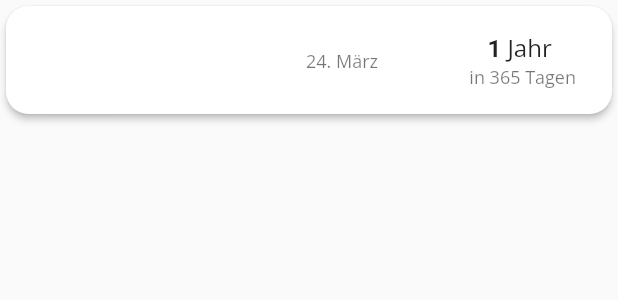
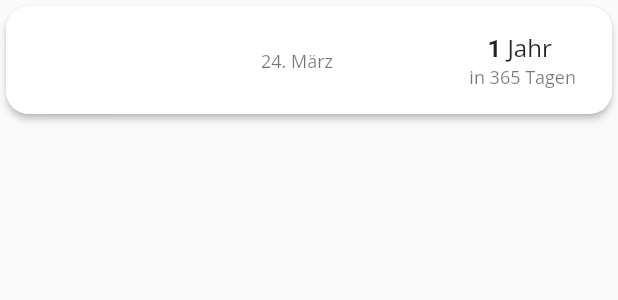
Before and after one commit to coodoo-io/geburtstags-app, a Flutter app: the BirthdayCard widget shown alone on an empty page, opened directly with empty values, on a phone screen of 412 x 824 dp. Shown: the top 300 px of the screen. Run offline on Flutter 3.47's test engine with Material 2 defaults, Android fonts, the phone set to English and light mode, and no system bars; our stand-ins replace google_fonts; missing offline and left inert: ms_undraw.

Commit message:
Feature: Theming

```diff
--- a/lib/screens/dashboard/widgets/birthday_card.dart
+++ b/lib/screens/dashboard/widgets/birthday_card.dart
@@ -5,7 +5,8 @@ import 'package:geburtstags_app/utils/datetime.util.dart';
 import 'package:intl/intl.dart';
 
 class BirthdayCard extends StatelessWidget {
-  const BirthdayCard({Key? key, required this.birthday, this.isToday = false}) : super(key: key);
+  const BirthdayCard({Key? key, required this.birthday, this.isToday = false})
+      : super(key: key);
 
   final Birthday birthday;
   final bool isToday;
@@ -13,8 +14,11 @@ class BirthdayCard extends StatelessWidget {
   @override
   Widget build(BuildContext context) {
     final theme = Theme.of(context);
-    final daysUntilBirthday = DateTimeUtil().remainingDaysUntilBirthday(birthday.date);
-    final nextAge = isToday ? DateTimeUtil().getAge(birthday.date) : DateTimeUtil().getNextAge(birthday.date);
+    final daysUntilBirthday =
+        DateTimeUtil().remainingDaysUntilBirthday(birthday.date);
+    final nextAge = isToday
+        ? DateTimeUtil().getAge(birthday.date)
+        : DateTimeUtil().getNextAge(birthday.date);
     return Card(
       elevation: 2,
       shape: RoundedRectangleBorder(borderRadius: BorderRadius.circular(15)),
@@ -23,20 +27,28 @@ class BirthdayCard extends StatelessWidget {
         child: ListTile(
           onTap: () => Navigator.push(
             context,
-            MaterialPageRoute(builder: (context) => BirthdayDetailScreen(birthday: birthday)),
+            MaterialPageRoute(
+                builder: (context) => BirthdayDetailScreen(birthday: birthday)),
           ),
           leading: Container(
-            constraints: const BoxConstraints(minWidth: 160, maxWidth: 160),
+            constraints: const BoxConstraints(minWidth: 130, maxWidth: 130),
             child: Text(
               birthday.name,
               overflow: TextOverflow.ellipsis,
               maxLines: 2,
-              style: theme.textTheme.headline6?.copyWith(fontWeight: FontWeight.bold, color: theme.primaryColor),
+              style: theme.textTheme.headline6?.copyWith(
+                  fontWeight: FontWeight.bold, color: theme.primaryColor),
             ),
           ),
-          title: Text(
-            DateFormat.MMMMd('de').format(birthday.date),
-            style: theme.textTheme.caption,
+          title: Container(
+            constraints: const BoxConstraints(maxWidth: 80),
+            child: Text(
+              DateFormat.MMMMd('de').format(birthday.date),
+              overflow: TextOverflow.fade,
+              softWrap: false,
+              maxLines: 2,
+              style: theme.textTheme.caption,
+            ),
           ),
           trailing: Column(
             mainAxisAlignment: MainAxisAlignment.center,
@@ -50,14 +62,18 @@ class BirthdayCard extends StatelessWidget {
                 text: TextSpan(
                   style: theme.textTheme.subtitle1?.copyWith(fontSize: 16),
                   children: [
-                    TextSpan(text: nextAge.toString(), style: const TextStyle(fontWeight: FontWeight.bold)),
+                    TextSpan(
+                        text: nextAge.toString(),
+                        style: const TextStyle(fontWeight: FontWeight.bold)),
                     TextSpan(text: nextAge > 1 ? ' Jahre ' : ' Jahr '),
                   ],
                 ),
               ),
               if (!isToday)
                 Text(
-                  daysUntilBirthday == 1 ? "in einem Tag" : "in $daysUntilBirthday Tagen",
+                  daysUntilBirthday == 1
+                      ? "in einem Tag"
+                      : "in $daysUntilBirthday Tagen",
                   style: theme.textTheme.caption,
                 ),
             ],
```
Also changed, not shown: pubspec.lock, 2 other files.
